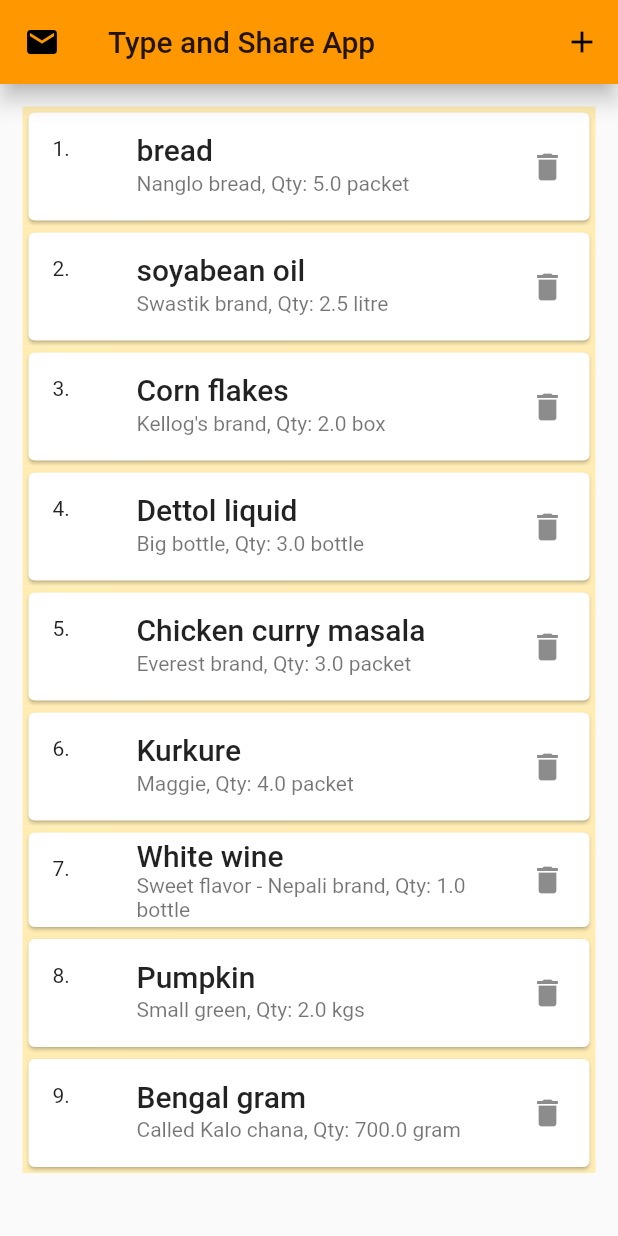
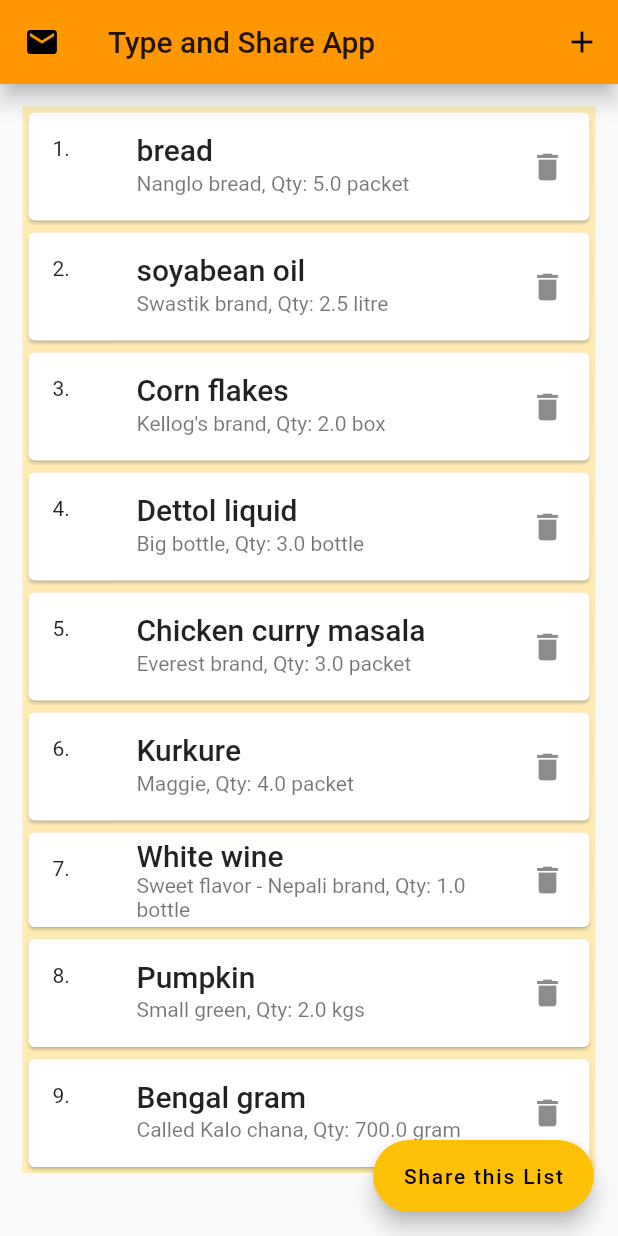
Before and after one commit to ashishkarki/Flutter_ShoppingItems_ShareApp, a Flutter app: the screen it shows after launch, on a phone screen of 412 x 824 dp. Run offline on Flutter 3.47's test engine with Material 2 defaults, Android fonts, the phone set to English and light mode, and no system bars; our stand-ins replace share.

Commit message:
Implemented sharing list feature by using a floating button in the main_view_screen

```diff
--- a/lib/models_providers/shopping_items_provider.dart
+++ b/lib/models_providers/shopping_items_provider.dart
@@ -58,7 +58,9 @@ class ShoppingItemsProvider with ChangeNotifier {
 
   void sortShoppingItems() {
     _items.sort(
-      (item1, item2) => item1.name.compareTo(item2.name),
+      (item1, item2) => item1.name.compareTo(
+        item2.name,
+      ),
     );
   }
 }
--- a/lib/screens/main_view_screen.dart
+++ b/lib/screens/main_view_screen.dart
@@ -1,11 +1,11 @@
 import 'package:flutter/material.dart';
 import 'package:provider/provider.dart';
+import 'package:share/share.dart';
 
+import '../constants.dart';
+import '../models_providers/shopping_items_provider.dart';
 import '../screens/shopping_item_editor_screen.dart';
 import '../widget/shopping_items_view.dart';
-import '../widget/sharing_component.dart';
-import '../constants.dart';
-import '../models_providers/shopping_items_provider.dart';
 
 class MainViewScreen extends StatefulWidget {
   @override
@@ -16,6 +16,7 @@ class _MainViewScreenState extends State<MainViewScreen> {
   @override
   Widget build(BuildContext context) {
     final navState = Navigator.of(context);
+    final themeData = Theme.of(context);
     final shopItemsProvider = Provider.of<ShoppingItemsProvider>(context);
 
     return Scaffold(
@@ -68,6 +69,18 @@ class _MainViewScreenState extends State<MainViewScreen> {
       //],
       //),
       //),
+      floatingActionButton: FloatingActionButton.extended(
+        onPressed: () {
+          final RenderBox box = context.findRenderObject();
+          Share.share(
+            shopItemsProvider.formattedShareableText,
+            subject: SHARED_TEXT_SUBJECT_PREFIX,
+            sharePositionOrigin: box.localToGlobal(Offset.zero) & box.size,
+          );
+        },
+        label: Text('Share this List'),
+        backgroundColor: themeData.accentColor,
+      ),
     );
   }
 }
```
Also changed, not shown: lib/widget/sharing_component.dart (+33 -33 lines).
